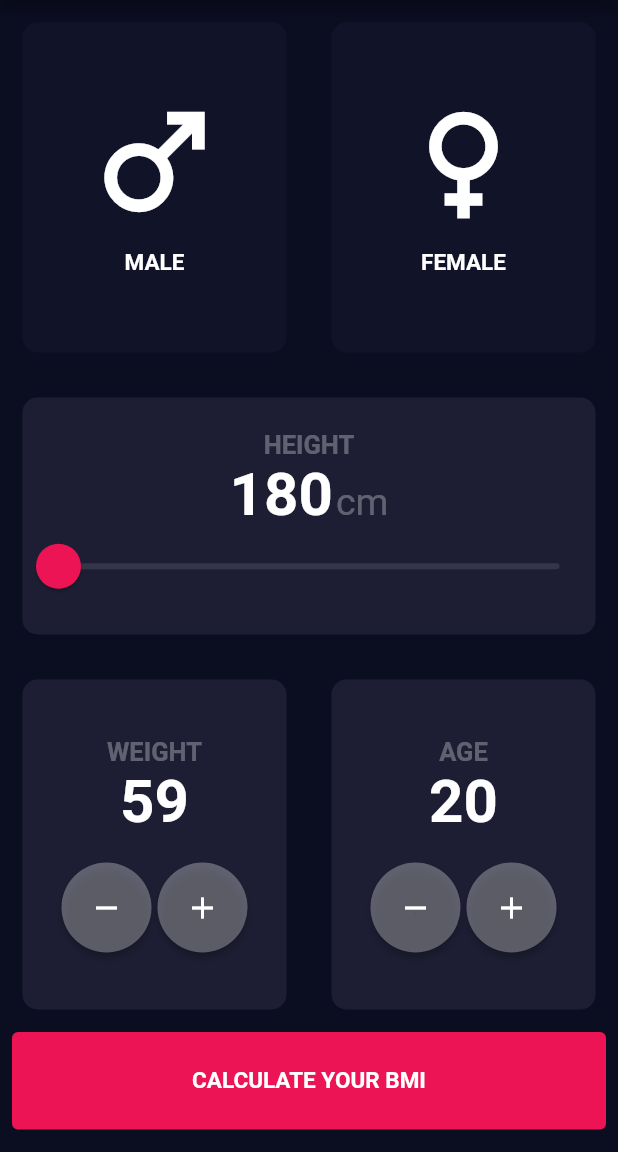
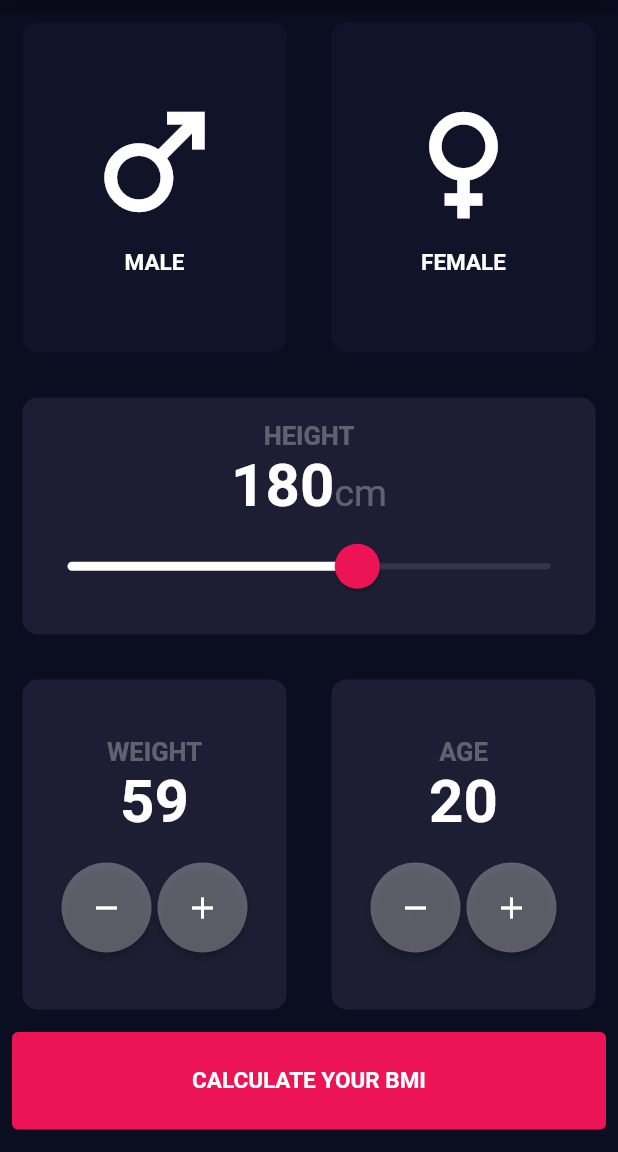
Before and after one commit to maodo/flutter_bmi_calculator, a Flutter app: the screen it shows after launch, after a tap on the "remove" icon, on a phone screen of 412 x 824 dp, the part 84-1236 px from its top. Run offline on Flutter 3.47's test engine with Material 2 defaults, Android fonts, the phone set to English and light mode, and no system bars.

Commit message:
Refactoring ReusableCard widget to take in param functions

```diff
--- a/lib/screens/input_page.dart
+++ b/lib/screens/input_page.dart
@@ -52,28 +52,20 @@ class _InputPageState extends State<InputPage> {
         body: Column(crossAxisAlignment: CrossAxisAlignment.stretch, children: [
           Row(children: [
             Expanded(
-                child: GestureDetector(
-              onTap: () => {
-                setState(() => {
-                      updateColour(Gender.male),
-                    })
-              },
                 child: ReusableCard(
                   colour: maleCardColor,
                   child: IconWidget(label: 'male', icon: Icons.male),
-              ),
+                  onTap: () => setState(() => {
+                      updateColour(Gender.male),
+                    }),
                 )),
             Expanded(
-                child: GestureDetector(
-              onTap: () => {
-                setState(() => {
-                      updateColour(Gender.female),
-                    })
-              },
                 child: ReusableCard(
                   colour: femaleCardColor,
                   child: IconWidget(label: 'female', icon: Icons.female),
-              ),
+                  onTap:() => setState(() => {
+                      updateColour(Gender.female),
+                    }),
                 ))
           ]),
           Expanded(
--- a/lib/widgets/custom_widget.dart
+++ b/lib/widgets/custom_widget.dart
@@ -13,7 +13,6 @@ class CustomWidget extends StatefulWidget {
 
 class _CustomWidgetState extends State<CustomWidget> {
   int height = 180;
-  double _currentSliderValue = 120;
   @override
   Widget build(BuildContext context) {
     return Column(
@@ -28,34 +27,33 @@ class _CustomWidgetState extends State<CustomWidget> {
         ),
         Row(
           mainAxisAlignment: MainAxisAlignment.center,
+          crossAxisAlignment: CrossAxisAlignment.baseline,
+          textBaseline: TextBaseline.alphabetic,
           children: [
             Text(
               height.toString(),
               style: TextStyle(fontSize: 40.0, fontWeight: FontWeight.bold),
             ),
-            Padding(
-              padding: const EdgeInsets.only(top: 10.0, left: 2.0),
-              child: Text(
-                "cm",
-                style: TextStyle(fontSize: 25.0, color: Colors.white30),
-              ),
+            Text(
+              "cm",
+              style: TextStyle(fontSize: 25.0, color: Colors.white30),
             ),
           ],
         ),
         SliderTheme(
           data: SliderThemeData(
               thumbColor: Color(buttonColor),
+              overlayColor: Color(0x29EB1555),
               thumbShape: RoundSliderThumbShape(enabledThumbRadius: 15),
+              overlayShape: RoundSliderOverlayShape(overlayRadius: 30.0),
               activeTrackColor: Colors.white),
           child: Slider(
             inactiveColor: Colors.white10,
-            value: _currentSliderValue,
+            value: height.toDouble(),
             min: 120.0,
             max: 220.0,
-            label: _currentSliderValue.round().toString(),
             onChanged: (double value) {
               setState(() {
-                _currentSliderValue = value;
                 height = value.round();
               });
             },
--- a/lib/widgets/reusable_card.dart
+++ b/lib/widgets/reusable_card.dart
@@ -1,12 +1,15 @@
 import 'package:flutter/material.dart';
 
 class ReusableCard extends StatelessWidget {
-  ReusableCard({required this.colour, required this.child});
+  ReusableCard({required this.colour, required this.child, this.onTap});
   final Color colour;
   final Widget child;
+  final VoidCallback? onTap;
   @override
   Widget build(BuildContext context) {
-    return Container(
+    return GestureDetector(
+      onTap: this.onTap,
+      child: Container(
         margin: EdgeInsets.all(15.0),
         height: 220.0,
         decoration: BoxDecoration(
@@ -14,6 +17,7 @@ class ReusableCard extends StatelessWidget {
           borderRadius: BorderRadius.circular(10.0),
         ),
         child: child,
+      ),
     );
   }
 }
```
Lines whose indentation alone changed are shown as unchanged.
